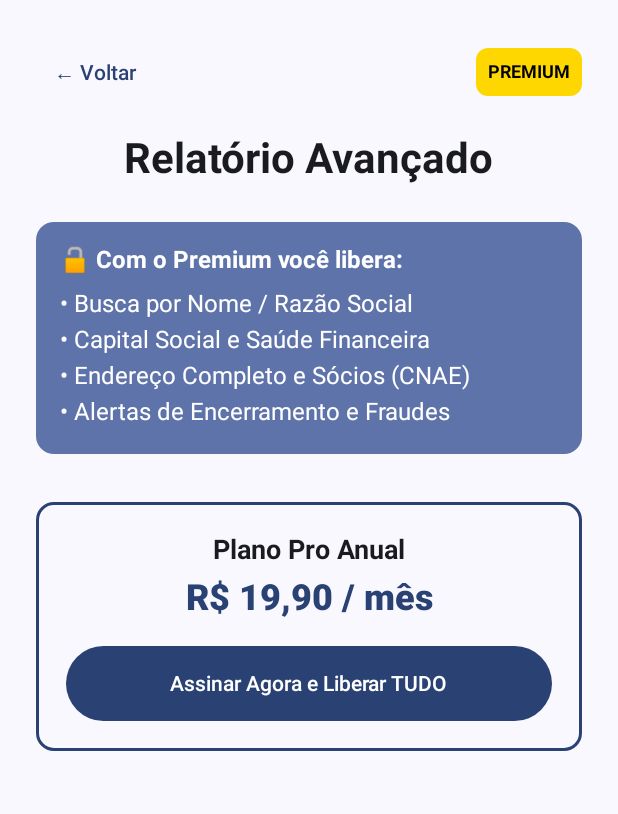
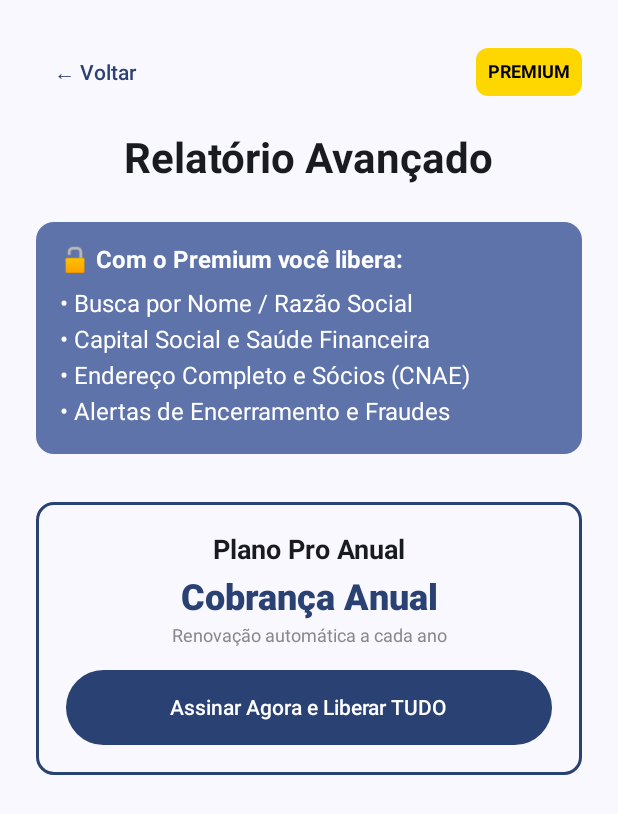
Before and after one commit to FernandaSaliba/Business-Scan, an Android app built with Jetpack Compose: the composable PaymentScreen shown on its own in the app's theme, on a phone screen of 412 x 824 dp. Shown: the top 814 px of the screen. Run offline under Robolectric (Android 15) with nearby library versions, the phone set to English and light mode, and no system bars.

Commit message:
corrigindo assinatura anual

```diff
--- a/app/build.gradle.kts
+++ b/app/build.gradle.kts
@@ -14,8 +14,8 @@ android {
         minSdk = 24
         targetSdk = 34
 
-        versionCode = 12
-        versionName = "2.1"
+        versionCode = 14
+        versionName = "2.3"
 
         testInstrumentationRunner = "androidx.test.runner.AndroidJUnitRunner"
     }
--- a/app/src/main/java/com/rodertech/businessscan/screens/PaymentScreen.kt
+++ b/app/src/main/java/com/rodertech/businessscan/screens/PaymentScreen.kt
@@ -149,16 +149,22 @@ fun PaymentScreen(
                 Text("Plano Pro Anual", fontWeight = FontWeight.Bold, fontSize = 18.sp)
                 Spacer(modifier = Modifier.height(4.dp))
                 Text(
-                    "R$ 19,90 / mês",
+                    "Cobrança Anual",
                     style = MaterialTheme.typography.headlineSmall,
                     fontWeight = FontWeight.ExtraBold,
                     color = MaterialTheme.colorScheme.primary
+                )
+                Spacer(modifier = Modifier.height(2.dp))
+                Text(
+                    "Renovação automática a cada ano",
+                    style = MaterialTheme.typography.bodySmall,
+                    color = Color.Gray
                 )
 
                 Spacer(modifier = Modifier.height(16.dp))
 
                 Button(
-                    onClick = { /* Lógica de checkout/pagamento */ },
+                    onClick = { /* Lógica de checkout/pagamento com o id "2annual-plan" */ },
                     modifier = Modifier.fillMaxWidth().height(50.dp)
                 ) {
                     Text("Assinar Agora e Liberar TUDO")
--- a/app/src/main/java/com/rodertech/businessscan/screens/PremiumScreen.kt
+++ b/app/src/main/java/com/rodertech/businessscan/screens/PremiumScreen.kt
@@ -93,8 +93,8 @@ fun PremiumScreen(
             Spacer(modifier = Modifier.height(12.dp))
             PlanOptionCard(
                 title = "Plano Anual (Economize 35%)",
-                subtitle = "Faturado R$ 238,80 anualmente",
-                price = "R$ 19,90/mês",
+                subtitle = "Renovação automática anual",
+                price = "R$ 238,80/ano",
                 badgeText = "MAIS POPULAR",
                 isSelected = planoSelecionado == PlanoType.ANUAL,
                 onClick = { planoSelecionado = PlanoType.ANUAL }
--- a/app/src/main/java/com/rodertech/businessscan/util/BillingManager.kt
+++ b/app/src/main/java/com/rodertech/businessscan/util/BillingManager.kt
@@ -24,7 +24,7 @@ class BillingManager(
     companion object {
         // IDs exatos cadastrados no Google Play Console
         const val SUBSCRIPTION_MONTHLY_ID = "1_businessscan_monthly_sub" // R$ 29,90
-        const val SUBSCRIPTION_YEARLY_ID = "2pro_yearly"                 // R$ 19,90/mês
+        const val SUBSCRIPTION_YEARLY_ID = "2pro_yearly"                 // R$ 238,80/mês
     }
 
     private var billingClient: BillingClient = BillingClient.newBuilder(context)
```
Also changed, not shown: app/src/main/AndroidManifest.xml (+9 -1 lines), 1 other file.
